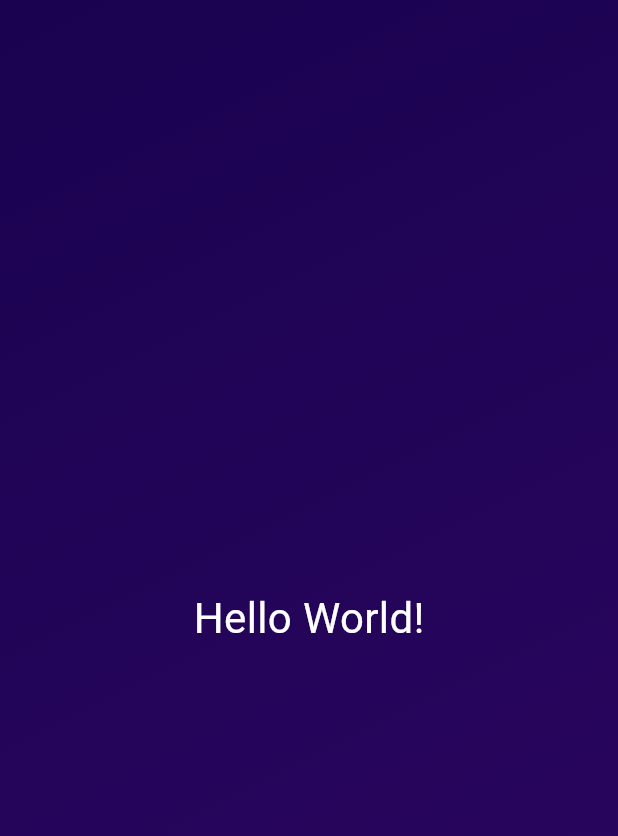
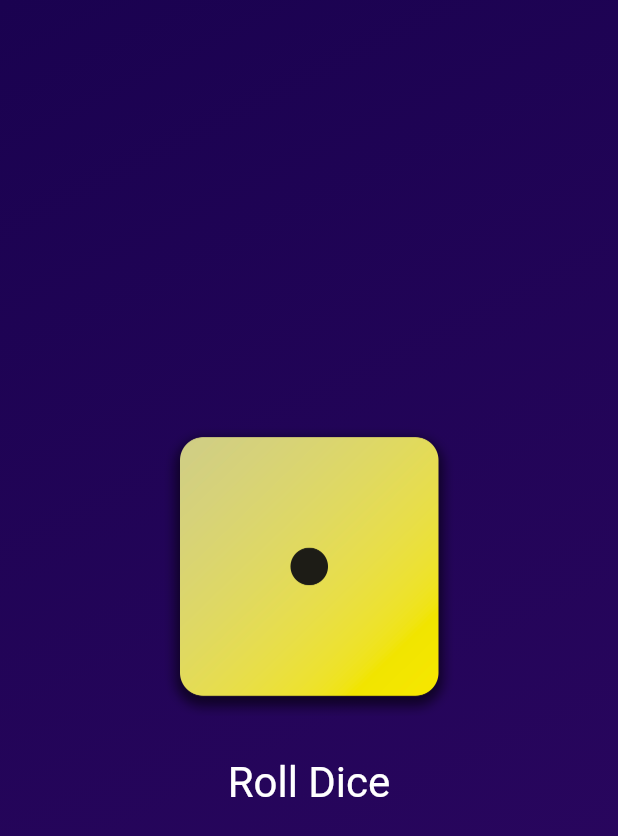
Before and after one commit to asav-de/intro-to-flutter, a Flutter app: the screen it shows after launch, on a phone screen of 412 x 824 dp. Shown: the top 836 px of the screen. Run offline on Flutter 3.47's test engine with Material 3 defaults, Android fonts, the phone set to English and light mode, and no system bars.

Commit message:
Add dice roller feature

```diff
--- /dev/null
+++ b/lib/dice_roller.dart
@@ -0,0 +1,47 @@
+import 'package:flutter/material.dart';
+import 'dart:math';
+
+class DiceRoller extends StatefulWidget {
+  const DiceRoller({super.key});
+  @override
+  State<DiceRoller> createState() {
+    return _DiceRollerState();
+  }
+}
+  class _DiceRollerState extends State<DiceRoller>{
+
+  var activeDiceImage = 'assets/images/dice-1.png';
+  final random = Random();
+
+  void rollDice() {
+    int i = random.nextInt(6) + 1;
+    activeDiceImage = 'assets/images/dice-$i.png';
+    setState((){
+      activeDiceImage;
+    });
+  }
+
+    @override
+    Widget build(context) {
+      return Column(
+          mainAxisSize: MainAxisSize.min,
+          children: [
+            Image.asset(
+            activeDiceImage,
+            width:200
+            ),
+            const SizedBox(height: 20),
+            TextButton(
+              onPressed: rollDice,
+              style: TextButton.styleFrom(
+                foregroundColor: Colors.white,
+                textStyle: const TextStyle(
+                  fontSize: 28,
+                ),
+              ),
+              child: const Text('Roll Dice'),
+            )
+          ],
+        );
+    }
+  }
--- /dev/null
+++ b/lib/gradient_container.dart
@@ -0,0 +1,32 @@
+import 'package:flutter/material.dart';
+import 'package:test_app/dice_roller.dart';
+const startAlignment = Alignment.topLeft;
+const endAlignment = Alignment.bottomRight;
+
+class GradientContainer extends StatelessWidget {
+  const GradientContainer(this.color, this.color1, {super.key});
+
+  final Color color;
+  final Color color1;
+
+
+
+  @override
+  Widget build(context) {
+    return Container(
+      decoration: BoxDecoration(
+        gradient: LinearGradient(
+          colors: [
+            color,
+            color1,
+          ],
+          begin: startAlignment,
+          end: endAlignment,
+        ),
+      ),
+      child: Center(
+        child: DiceRoller(),
+      ),
+    );
+  }
+}
--- a/lib/main.dart
+++ b/lib/main.dart
@@ -1,37 +1,16 @@
 import 'package:flutter/material.dart';
+
+import 'package:test_app/gradient_container.dart';
 
 void main() {
   runApp(
-    MaterialApp(
+    const MaterialApp(
       home: Scaffold(
-        body: GradientContainer(),
+        body: GradientContainer(
+          Color.fromARGB(255, 26, 2, 80),
+          Color.fromARGB(255, 45, 7, 98)
+        ),
       ),
     ),
   );
 }
-
-class GradientContainer extends StatelessWidget {
-  @override
-  Widget build(context) {
-    return Container(
-      decoration: BoxDecoration(
-        gradient: LinearGradient(
-          colors: [
-            Color.fromARGB(255, 26, 2, 80),
-            Color.fromARGB(255, 45, 7, 98),
-          ],
-          begin: Alignment.topLeft,
-          end: Alignment.bottomRight,
-        ),
-      ),
-      child: const Center(
-        child: Text('Hello World!',
-          style: TextStyle(
-          color: Colors.white,
-          fontSize: 28,
-          ),
-        ),
-      ),
-    );
-  }
-}
--- /dev/null
+++ b/lib/styled_text.dart
@@ -0,0 +1,18 @@
+import 'package:flutter/material.dart';
+
+class StyledText extends StatelessWidget {
+  const StyledText(this.text, {super.key});
+
+  final String text;
+
+  @override
+  Widget build(context) {
+    return Text(
+      text,
+      style: TextStyle(
+      color: Colors.white,
+      fontSize: 28,
+      ),
+    );
+  }
+}
```
Also changed, not shown: pubspec.yaml (+8 -3 lines), assets/images/dice-1.png (added), assets/images/dice-2.png (added), assets/images/dice-3.png (added), assets/images/dice-4.png (added), assets/images/dice-5.png (added), assets/images/dice-6.png (added).
